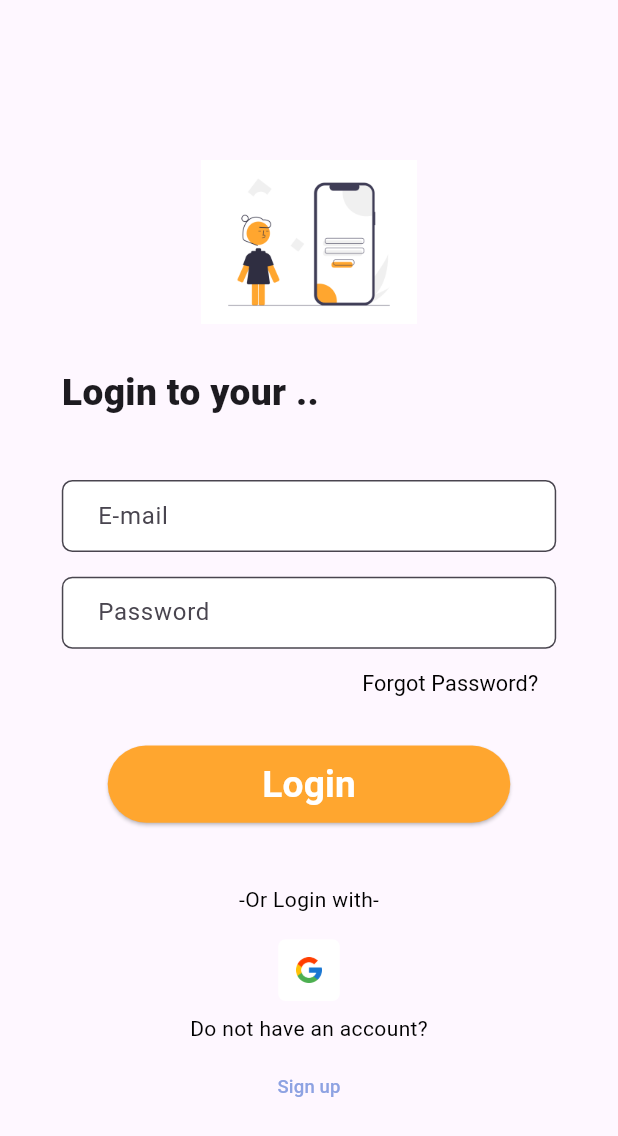
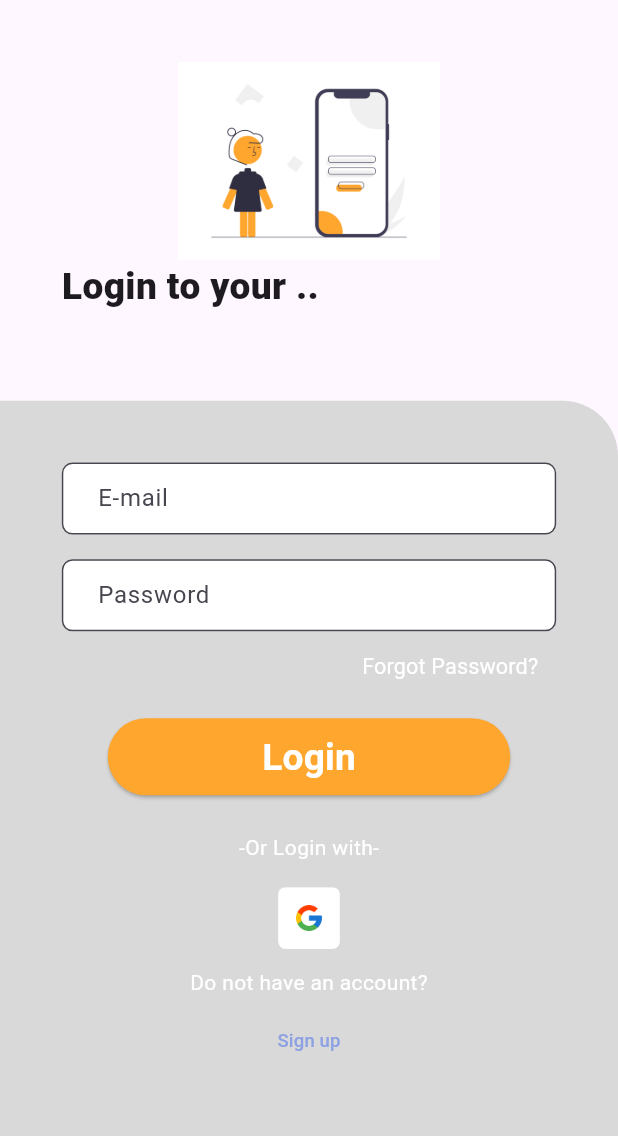
Before and after one commit to Ceee17/sdh-usai, a Flutter app: the screen it shows after launch, after a tap on "Get Started!", on a phone screen of 412 x 824 dp. Shown: the top 1136 px of the screen. Run offline on Flutter 3.47's test engine with Material 3 defaults, Android fonts, the phone set to English and light mode, and no system bars; our stand-ins replace fluttertoast.

Commit message:
add background

```diff
--- a/lib/auth/login_page.dart
+++ b/lib/auth/login_page.dart
@@ -1,6 +1,8 @@
 import 'package:flutter/material.dart';
 import 'package:fluttertoast/fluttertoast.dart';
 import 'package:uas/startingpage/starting_page.dart';
+import 'package:uas/auth/register_page.dart';
+
 
 class LoginPage extends StatelessWidget {
   LoginPage({Key? key}) : super(key: key);
@@ -23,30 +25,27 @@ class LoginPage extends StatelessWidget {
 
     return Scaffold(
       body: SafeArea(
+        child: Stack(
+          children: [
+            // Background container with rounded corners
+            Positioned(
+              bottom: -20,
+              left: 0,
+              right: 0,
               child: Container(
-          width: double.infinity,
-          height: double.infinity,
+                height: height * 0.7, // Adjust height relative to screen size
+                decoration: BoxDecoration(
+                  color: Color(0xffD9D9D9),
+                  borderRadius: BorderRadius.only(
+                    topLeft: Radius.circular(0.0),
+                    topRight: Radius.circular(37.0),
+                  ),
+                ),
+                child: Padding(
                   padding: EdgeInsets.symmetric(horizontal: width * 0.1),
                   child: Column(
-            mainAxisAlignment: MainAxisAlignment.center,
+                    crossAxisAlignment: CrossAxisAlignment.center,
                     children: [
-              Image.asset(
-                'assets/loginpage.png',
-                width: width * 0.35,
-                height: width * 0.4,
-              ),
-              // SizedBox(height: height * 0.05),
-              Align(
-                alignment: Alignment.topLeft,
-                child: Text(
-                  'Login to your ..',
-                  style: TextStyle(
-                    fontSize: width * 0.06,
-                    fontWeight: FontWeight.w900,
-                  ),
-                  textAlign: TextAlign.left,
-                ),
-              ),
                       SizedBox(height: height * 0.05),
                       TextField(
                         controller: _emailController,
@@ -88,14 +87,14 @@ class LoginPage extends StatelessWidget {
                           child: Text(
                             'Forgot Password?',
                             style: TextStyle(
-                      color: Color(0xff000000),
+                              color: Color(0xffffffff),
                               fontSize: width * 0.035,
                               fontWeight: FontWeight.w400,
                             ),
                           ),
                         ),
                       ),
-              SizedBox(height: height * 0.02),
+                      SizedBox(height: height * 0.012),
                       ElevatedButton(
                         onPressed: () {
                           Navigator.pushReplacement(
@@ -119,11 +118,11 @@ class LoginPage extends StatelessWidget {
                           ),
                         ),
                       ),
-              SizedBox(height: height * 0.05),
+                      SizedBox(height: height * 0.03),
                       Text(
                         '-Or Login with-',
                         style: TextStyle(
-                  color: Color(0xff000000),
+                          color: Color(0xffffffff),
                         ),
                       ),
                       SizedBox(height: height * 0.02),
@@ -143,14 +142,14 @@ class LoginPage extends StatelessWidget {
                           ),
                         ),
                       ),
-              SizedBox(height: height * 0.01),
+                      SizedBox(height: height * 0.015),
                       Column(
                         crossAxisAlignment: CrossAxisAlignment.center,
                         children: [
                           Text(
                             'Do not have an account?',
                             style: TextStyle(
-                      color: Color(0xff000000),
+                              color: Color(0xffffffff),
                             ),
                           ),
                           SizedBox(height: height * 0.01),
@@ -173,7 +172,7 @@ class LoginPage extends StatelessWidget {
                                         opacity: animation,
                                         child: SlideTransition(
                                           position: offsetAnimation,
-                                  child: Placeholder(), // Placeholder for SignupPage
+                                          child: RegisterPage(), // Placeholder for SignupPage
                                         ),
                                       );
                                     },
@@ -196,6 +195,36 @@ class LoginPage extends StatelessWidget {
                   ),
                 ),
               ),
+            ),
+            // Foreground content
+            Padding(
+              padding: EdgeInsets.symmetric(horizontal: width * 0.1, vertical: height * 0.05),
+              child: Column(
+                mainAxisAlignment: MainAxisAlignment.start,
+                crossAxisAlignment: CrossAxisAlignment.center,
+                children: [
+                  Image.asset(
+                    'assets/loginpage.png',
+                    width: width * 0.7,
+                    height: width * 0.32,
+                  ),
+                  Align(
+                    alignment: Alignment.topLeft,
+                    child: Text(
+                      'Login to your ..',
+                      style: TextStyle(
+                        fontSize: width * 0.06,
+                        fontWeight: FontWeight.w900,
+                      ),
+                      textAlign: TextAlign.left,
+                    ),
+                  ),
+                ],
+              ),
+            ),
+          ],
+        ),
+      ),
     );
   }
 
```
Lines whose indentation alone changed are shown as unchanged.
